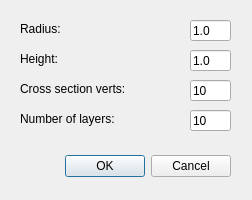
The window that schwarzdialog.ui (evouga/developable) describes before a commit, drawn with Qt 5.
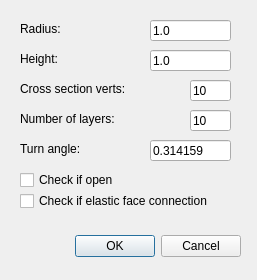
The same window after the commit.

Patch:
```diff
--- a/schwarzdialog.ui
+++ b/schwarzdialog.ui
@@ -6,8 +6,8 @@
    <rect>
     <x>0</x>
     <y>0</y>
-    <width>252</width>
-    <height>200</height>
+    <width>257</width>
+    <height>280</height>
    </rect>
   </property>
   <property name="windowTitle">
@@ -16,8 +16,8 @@
   <widget class="QDialogButtonBox" name="buttonBox">
    <property name="geometry">
     <rect>
-     <x>40</x>
-     <y>150</y>
+     <x>50</x>
+     <y>230</y>
      <width>191</width>
      <height>32</height>
     </rect>
@@ -84,9 +84,9 @@
   <widget class="QLineEdit" name="radiusLineEdit">
    <property name="geometry">
     <rect>
-     <x>190</x>
+     <x>150</x>
      <y>20</y>
-     <width>41</width>
+     <width>81</width>
      <height>21</height>
     </rect>
    </property>
@@ -97,9 +97,9 @@
   <widget class="QLineEdit" name="heightLineEdit">
    <property name="geometry">
     <rect>
-     <x>190</x>
+     <x>150</x>
      <y>50</y>
-     <width>41</width>
+     <width>81</width>
      <height>21</height>
     </rect>
    </property>
@@ -133,6 +133,58 @@
     <string>10</string>
    </property>
   </widget>
+  <widget class="QLabel" name="angleLabel">
+   <property name="geometry">
+    <rect>
+     <x>20</x>
+     <y>140</y>
+     <width>151</width>
+     <height>17</height>
+    </rect>
+   </property>
+   <property name="text">
+    <string>Turn angle:</string>
+   </property>
+  </widget>
+  <widget class="QLineEdit" name="angleLineEdit">
+   <property name="geometry">
+    <rect>
+     <x>150</x>
+     <y>140</y>
+     <width>81</width>
+     <height>21</height>
+    </rect>
+   </property>
+   <property name="text">
+    <string>0.314159</string>
+   </property>
+  </widget>
+  <widget class="QCheckBox" name="checkbox_openness">
+   <property name="geometry">
+    <rect>
+     <x>20</x>
+     <y>170</y>
+     <width>112</width>
+     <height>20</height>
+    </rect>
+   </property>
+   <property name="text">
+    <string>Check if open</string>
+   </property>
+  </widget>
+  <widget class="QCheckBox" name="checkbox_springs">
+   <property name="geometry">
+    <rect>
+     <x>20</x>
+     <y>191</y>
+     <width>223</width>
+     <height>20</height>
+    </rect>
+   </property>
+   <property name="text">
+    <string>Check if elastic face connection</string>
+   </property>
+  </widget>
  </widget>
  <resources/>
  <connections>
```
Left out of the diff: 10 changed lines with no effect on the pictures.
